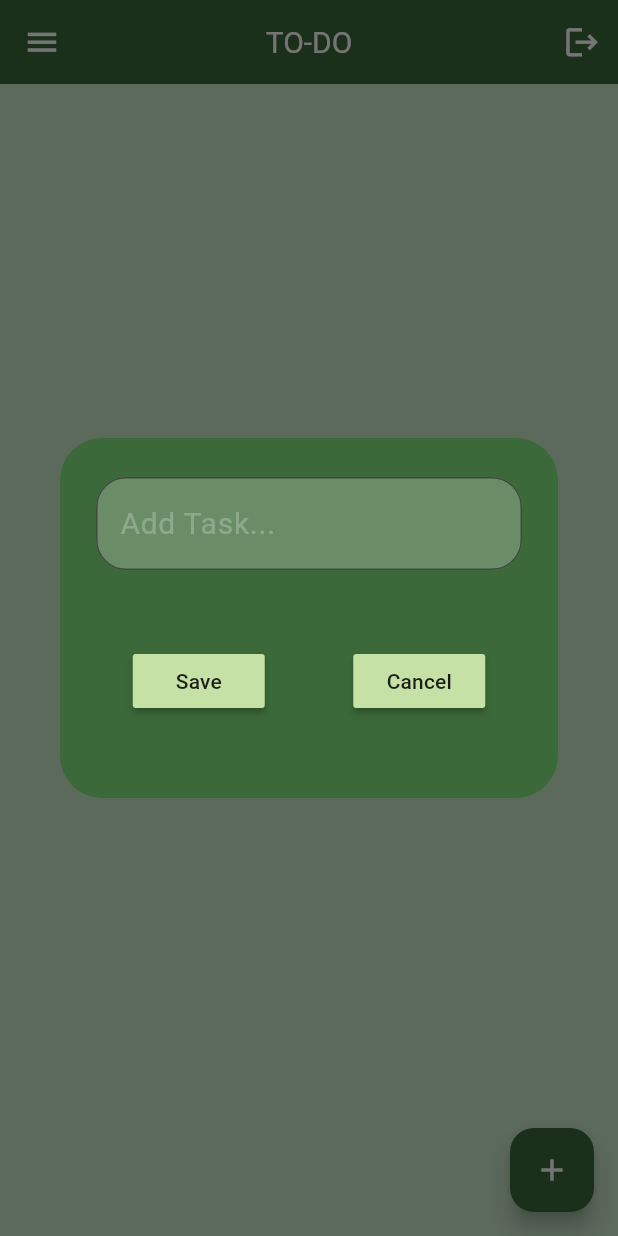
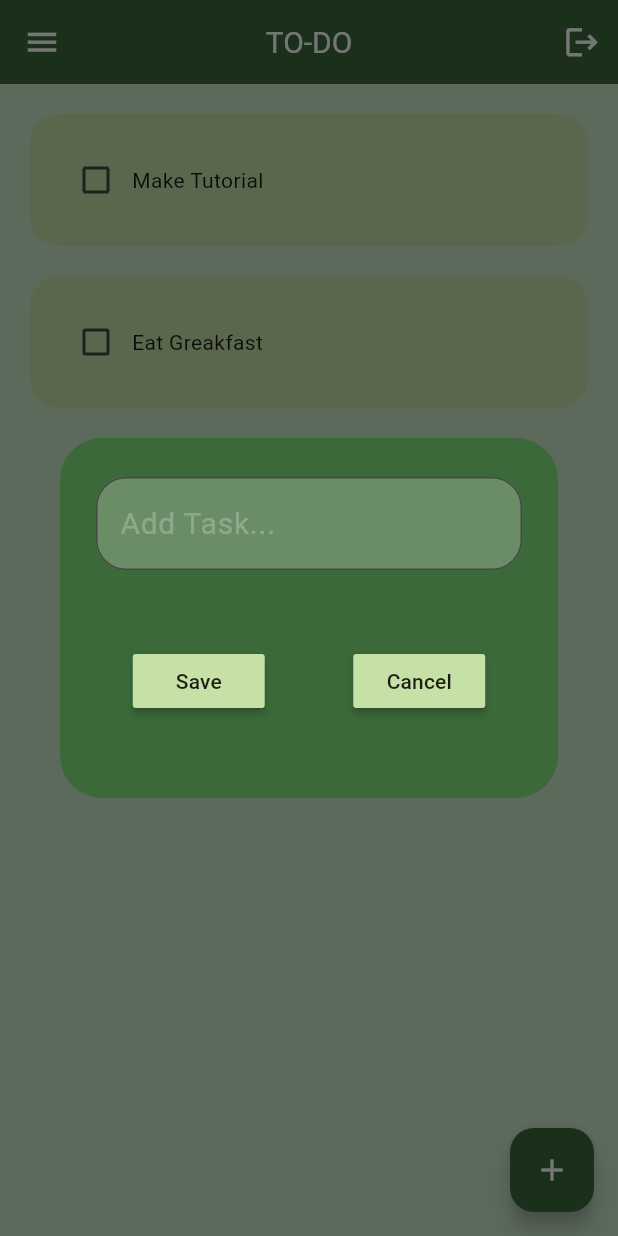
Before and after one commit to Benny-Gich/To-Do-App, a Flutter app: the screen it shows after launch, after a tap on the "add" icon, on a phone screen of 412 x 824 dp. Run offline on Flutter 3.47's test engine with Material 3 defaults, Android fonts, the light colour scheme and no system bars; drawn by our look-alikes of flutter_slidable; our stand-ins replace hive, hive_flutter; missing offline and left inert: dart:ffi; accounts and stored records are empty.

Commit message:
second Repo

```diff
--- a/lib/data/database.dart
+++ b/lib/data/database.dart
@@ -5,5 +5,20 @@ class TodoDatabase {
   List toDoList = [];
 
   //Reference the Box
-  final _mybox = Hive.openBox('MyBox');
+  final _mybox = Hive.box('MyBox');
+
+  void createInitialData() {
+    toDoList = [
+      ["Make Tutorial", false],
+      ["Eat Greakfast", false],
+    ];
+  }
+
+  void loadData() {
+    toDoList = _mybox.get("TODOLIST");
+  }
+
+  void updateDatabase() {
+    _mybox.put("TODOLIST", toDoList);
+  }
 }
--- a/lib/main.dart
+++ b/lib/main.dart
@@ -7,7 +7,7 @@ void main() async {
   //Initialize Hive
   await Hive.initFlutter();
 
-  var box = await hive.openBox('MyBox');
+  var box = await Hive.openBox('MyBox');
   runApp(const MyApp());
 }
 
--- a/lib/pages/add_task.dart
+++ b/lib/pages/add_task.dart
@@ -27,6 +27,7 @@ class AddTask extends StatelessWidget {
               padding: const EdgeInsets.only(top: 10.0),
               //Get USer Input
               child: TextField(
+                style: TextStyle(color: Colors.white),
                 controller: controller,
                 decoration: InputDecoration(
                   fillColor: Colors.white24,
--- a/lib/pages/homepage.dart
+++ b/lib/pages/homepage.dart
@@ -1,7 +1,5 @@
 // ignore_for_file: body_might_complete_normally_nullable
-
 import 'dart:ffi';
-
 import 'package:flutter/material.dart';
 import 'package:hive/hive.dart';
 import 'package:to_do/data/database.dart';
@@ -16,7 +14,20 @@ class Homepage extends StatefulWidget {
 }
 
 class _HomepageState extends State<Homepage> {
-  final _mybox = Hive.openBox('MyBox');
+  final _mybox = Hive.box('MyBox');
+  TodoDatabase db = TodoDatabase();
+
+  @override
+//First Time running the app
+  void initState() {
+    if (_mybox.get("TODOLIST") == null) {
+      db.createInitialData();
+    } else {
+      db.loadData();
+    }
+    super.initState();
+  }
+
   //Text Editing controller
   final _controller = TextEditingController();
 
@@ -33,8 +44,8 @@ class _HomepageState extends State<Homepage> {
   void checkBoxChanged(bool? value, int index) {
     setState(() {
       db.toDoList[index][1] = !db.toDoList[index][1];
-      TodoDatabase db = TodoDatabase();
     });
+    db.updateDatabase();
   }
 
   //Add Task Method
@@ -47,12 +58,14 @@ class _HomepageState extends State<Homepage> {
               onCancel: () => Navigator.of(context).pop(),
               controller: _controller);
         });
+    db.updateDatabase();
   }
 
   void deleteTask(int index) {
     setState(() {
       db.toDoList.removeAt(index);
     });
+    db.updateDatabase();
   }
 
   @override
```
